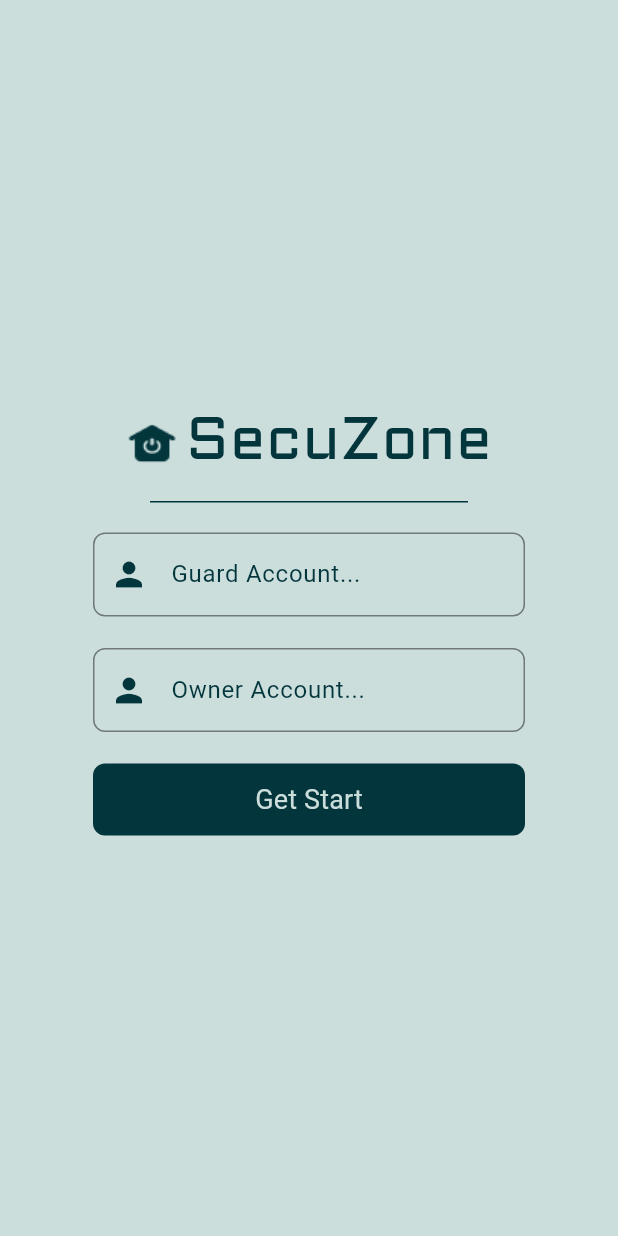
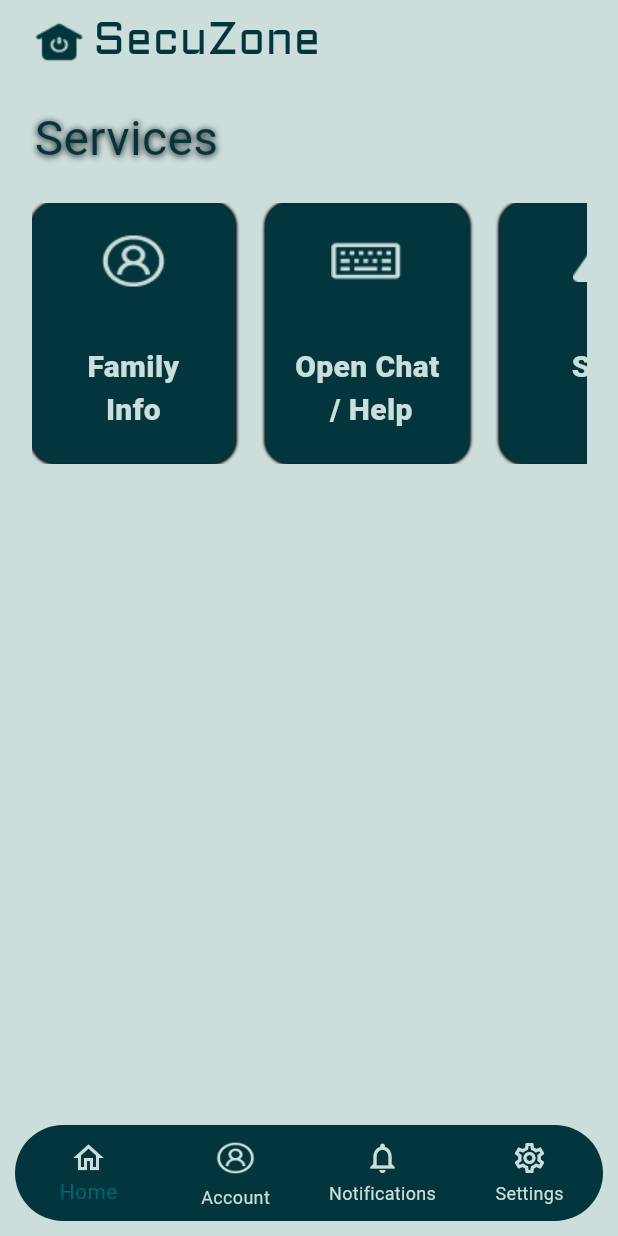
Before and after one commit to noura2tarek/Secuzone_app, a Flutter app: the screen it shows after launch, on a phone screen of 412 x 824 dp. Run offline on Flutter 3.47's test engine with Material 3 defaults, Android fonts, the light colour scheme and no system bars.

Commit message:
add main page & images

```diff
--- a/lib/core/resources/app_colors.dart
+++ b/lib/core/resources/app_colors.dart
@@ -2,7 +2,7 @@ import 'package:flutter/material.dart';
 
 class AppColors {
   static const Color primaryColor = Color(0xff02353C); //dark blue
-  static Color secondColor = const Color(0xffCCDEDC);
+  static const Color secondColor =  Color(0xffCCDEDC);
   static Color white = const Color(0xffffffff);
   static const Color darkGrey =  Color.fromRGBO(88, 88, 88, 1);
   static Color black = const Color.fromRGBO(0, 0, 0, 1);
--- a/lib/core/resources/app_styles.dart
+++ b/lib/core/resources/app_styles.dart
@@ -15,6 +15,13 @@ TextStyle aldrichTextStyle({
   );
 }
 
+//Roboto light 14
+TextStyle robotoLight14({Color color = AppColors.secondColor}) => TextStyle(
+      fontWeight: FontWeight.w300,
+      color: color,
+      fontSize: 14.0,
+      fontFamily: 'Roboto',
+    );
 
 //Roboto regular 16
 TextStyle robotoRegular16 = const TextStyle(
@@ -32,11 +39,40 @@ TextStyle robotoRegular17 = const TextStyle(
   fontFamily: 'Roboto',
 );
 
-
 //Roboto medium 22
-TextStyle robotoMedium22 =  TextStyle(
+TextStyle robotoMedium22 = TextStyle(
   fontWeight: FontWeight.w500,
   color: AppColors.secondColor,
   fontSize: 18.0,
   fontFamily: 'Roboto',
 );
+
+//Roboto semi bold 20
+TextStyle robotoSemiBold20 = TextStyle(
+  fontWeight: FontWeight.w600,
+  color: AppColors.secondColor,
+  fontSize: 20.0,
+  fontFamily: 'Roboto',
+);
+
+//Roboto semi bold 25
+TextStyle robotoSemiBold25 = const TextStyle(
+  fontWeight: FontWeight.w600,
+  color: AppColors.primaryColor,
+  fontSize: 25.0,
+  fontFamily: 'Roboto',
+);
+
+//Roboto semi bold 30
+TextStyle robotoMedium30 = const TextStyle(
+  shadows: [
+    Shadow(
+        color: Colors.black,
+        blurRadius: 6.0,
+        offset: Offset(0.0, 1.0)),
+  ],
+  fontWeight: FontWeight.w500,
+  color: AppColors.primaryColor,
+  fontSize: 32.0,
+  fontFamily: 'Roboto',
+);
--- a/lib/core/resources/image_assets.dart
+++ b/lib/core/resources/image_assets.dart
@@ -1,6 +1,14 @@
 class AppImages {
   static const String rootImages = "assets/images";
   static const String homeControlIcon ='$rootImages/Home Control.png';
+  static const String userCircle = '$rootImages/user-circle.png';
+  static const String gate = '$rootImages/torii-gate-solid.png';
+  static const String qrCode = '$rootImages/qrcode-solid.png';
+  static const String warning = '$rootImages/warning.png';
+  static const String chatIcon = '$rootImages/chat.png';
+  static const String payment = '$rootImages/payment.png';
+  static const String servicesHammer = '$rootImages/services-hammer.png';
+
 
 
 }
--- /dev/null
+++ b/lib/core/resources/routes_manager.dart
@@ -0,0 +1,31 @@
+import 'package:flutter/material.dart';
+import 'package:secuzone_app/view/screens/auth/login_guard_screen.dart';
+import 'package:secuzone_app/view/screens/auth/login_owner_screen.dart';
+import 'package:secuzone_app/view/screens/auth/register_owner_screen.dart';
+import 'package:secuzone_app/view/screens/auth/start_screen.dart';
+import 'package:secuzone_app/view/screens/splash/splash_screen.dart';
+
+//routes names class
+
+class AppRoutes{
+  //splash
+  static const String splashRoute = "/";
+  //auth
+  static const String startScreenRoute = "/start";
+  static const String loginOwnerRoute = "/loginOwner";
+  static const String loginGuardRoute = "/loginGuard";
+  static const String registerOwnerRoute = "/registerOwner";
+  static const String forgetPasswordRoute = "/forgetPassword";
+
+}
+
+// routes map
+Map<String, Widget Function(BuildContext)> routes = {
+  // splash
+  AppRoutes.splashRoute : (context) =>  const SplashScreen(),
+  AppRoutes.startScreenRoute : (context) =>   StartScreen(),
+  AppRoutes.loginOwnerRoute : (context) =>  LoginOwnerScreen(),
+  AppRoutes.loginGuardRoute : (context) =>  LoginGuardScreen(),
+  AppRoutes.registerOwnerRoute : (context) =>  RegisterOwnerScreen(),
+
+};
--- a/lib/main.dart
+++ b/lib/main.dart
@@ -1,6 +1,6 @@
 import 'package:flutter/material.dart';
-import 'package:secuzone_app/core/resources/app_colors.dart';
-import 'package:secuzone_app/view/screens/splash/splash_screen.dart';
+import 'package:secuzone_app/view/screens/main_page/main_page_for_owner/main_page_for_owner.dart';
+import 'core/resources/app_theme.dart';
 import 'core/resources/strings_en.dart';
 
 void main() {
@@ -15,12 +15,8 @@ class MyApp extends StatelessWidget {
     return MaterialApp(
       title: AppStringsEn.appTitle,
       debugShowCheckedModeBanner: false,
-      theme: ThemeData(
-        colorScheme: ColorScheme.fromSeed(seedColor: AppColors.primaryColor),
-        scaffoldBackgroundColor: AppColors.secondColor,
-        useMaterial3: true,
-      ),
-      home: SplashScreen(),
+      theme: appTheme,
+      home: MainPageForOwner(),
     );
   }
 }
--- /dev/null
+++ b/lib/view/screens/main_page/main_page_for_owner/main_page_for_owner.dart
@@ -0,0 +1,123 @@
+import 'package:flutter/material.dart';
+import 'package:secuzone_app/core/resources/app_colors.dart';
+import 'package:secuzone_app/core/resources/image_assets.dart';
+import 'package:secuzone_app/view/screens/main_page/widgets/custom_container.dart';
+import '../../../../core/resources/app_styles.dart';
+import '../../../../core/resources/strings_en.dart';
+
+class MainPageForOwner extends StatelessWidget {
+  MainPageForOwner({super.key});
+
+  final List<String> strings = [
+    'Family\nInfo',
+    'Open Chat\n / Help',
+    'SOS',
+    'Payment Gateway',
+    'Guest QR Code',
+    'Services Around ',
+  ];
+
+  final List<String> imagesLink = [
+    AppImages.userCircle,
+    AppImages.chatIcon,
+    AppImages.warning,
+    AppImages.payment,
+    AppImages.qrCode,
+    AppImages.servicesHammer,
+  ];
+
+  @override
+  Widget build(BuildContext context) {
+    return Scaffold(
+      appBar: AppBar(
+        title: Padding(
+          padding: const EdgeInsets.only(left: 6.0),
+          child: Row(
+            children: [
+              Image.asset(
+                AppImages.homeControlIcon,
+                width: 35.0,
+                height: 30.0,
+              ),
+              const SizedBox(width: 5.0),
+              Text(
+                AppStringsEn.SecuZone,
+                style: aldrichTextStyle(size: 30.0),
+              ),
+            ],
+          ),
+        ),
+      ),
+      body: Padding(
+        padding: const EdgeInsets.only(top: 13.0),
+        child: Column(
+          crossAxisAlignment: CrossAxisAlignment.start,
+          children: [
+            Padding(
+              padding: const EdgeInsets.only(left: 23.0),
+              child: Text(
+                'Services',
+                style: robotoMedium30,
+              ),
+            ),
+            const SizedBox(
+              height: 20.0,
+            ),
+            Container(
+              height: 174.0,
+              margin: const EdgeInsetsDirectional.symmetric(horizontal: 21.0),
+              child: ListView.separated(
+                itemBuilder: (context, index) {
+                  return CustomContainer(
+                    imageLink: imagesLink[index],
+                    text: strings[index],
+                    onTab: () {},
+                  );
+                },
+                separatorBuilder: (context, index) {
+                  return const SizedBox(
+                    width: 20.0,
+                  );
+                },
+                itemCount: 6,
+                scrollDirection: Axis.horizontal,
+              ),
+            ),
+          ],
+        ),
+      ),
+      bottomNavigationBar: Padding(
+        padding: const EdgeInsets.symmetric(horizontal: 10.0, vertical: 10.0),
+        child: Container(
+          clipBehavior: Clip.antiAliasWithSaveLayer,
+          decoration: const BoxDecoration(
+            borderRadius: BorderRadius.all(Radius.circular(40.0)),
+          ),
+          child: BottomNavigationBar(
+            items: [
+              const BottomNavigationBarItem(
+                  icon: Icon(Icons.home_outlined, color: AppColors.secondColor),
+                  label: 'Home'),
+              BottomNavigationBarItem(
+                  icon: Image.asset(
+                    AppImages.userCircle,
+                    color: AppColors.secondColor,
+                    height: 30.0,
+                    width: 30.0,
+                  ),
+                  label: 'Account'),
+              const BottomNavigationBarItem(
+                  icon: Icon(Icons.notifications_outlined,
+                      color: AppColors.secondColor),
+                  label: 'Notifications'),
+              const BottomNavigationBarItem(
+                  icon: Icon(Icons.settings_outlined,
+                      color: AppColors.secondColor),
+                  label: 'Settings'),
+            ],
+          ),
+        ),
+      ),
+    );
+  }
+}
--- /dev/null
+++ b/lib/view/screens/main_page/widgets/custom_container.dart
@@ -0,0 +1,59 @@
+import 'package:flutter/material.dart';
+import '../../../../core/resources/app_colors.dart';
+import '../../../../core/resources/app_styles.dart';
+
+class CustomContainer extends StatelessWidget {
+  const CustomContainer({super.key, required this.imageLink, required this.text, this.onTab});
+ final String imageLink;
+ final String text;
+ final void Function()? onTab;
+  @override
+  Widget build(BuildContext context) {
+    return InkWell(
+      onTap: onTab,
+      child: Container(
+        height: 170.0,
+        width: 136.0,
+        decoration: const BoxDecoration(
+          color: AppColors.primaryColor,
+          boxShadow: [
+            BoxShadow(
+              color: Colors.black,
+              offset: Offset.zero,
+              blurRadius: 1.3,
+              spreadRadius: 0.0,
+            ),
+            BoxShadow(
+              color: Colors.black,
+              offset: Offset.zero,
+              blurRadius: 1.3,
+            ),
+          ],
+          borderRadius:
+          BorderRadius.all(Radius.circular(16.0)),
+        ),
+        child: Padding(
+          padding: const EdgeInsets.only(
+              left: 14.0, right: 14.0, top: 18.0,),
+          child: Column(
+            children: [
+              Image(
+                image: AssetImage(imageLink),
+                height: 42.0,
+                width: 50.0,
+              ),
+              const SizedBox(
+                height: 35.0,
+              ),
+              Text(
+               text,
+                style: robotoSemiBold20,
+                textAlign: TextAlign.center,
+              ),
+            ],
+          ),
+        ),
+      ),
+    );
+  }
+}
--- a/pubspec.yaml
+++ b/pubspec.yaml
@@ -61,7 +61,7 @@ flutter:
 
   # To add assets to your application, add an assets section, like this:
   assets:
-     - assets/images/Home Control.png
+     - assets/images/
 
   # An image asset can refer to one or more resolution-specific "variants", see
   # https://flutter.dev/assets-and-images/#resolution-aware
```
Also changed, not shown: lib/core/resources/app_theme.dart (+14 -54 lines), lib/core/resources/routes_names.dart (deleted, +0 -9 lines), lib/view/screens/main_page/main_page_for_guard/main_page_for_guard.dart (added, +83 -0 lines), assets/images/chat.png (added), assets/images/payment.png (added), assets/images/qrcode-solid.png (added), assets/images/services-hammer.png (added), assets/images/torii-gate-solid.png (added), assets/images/user-circle.png (added), assets/images/warning.png (added).
